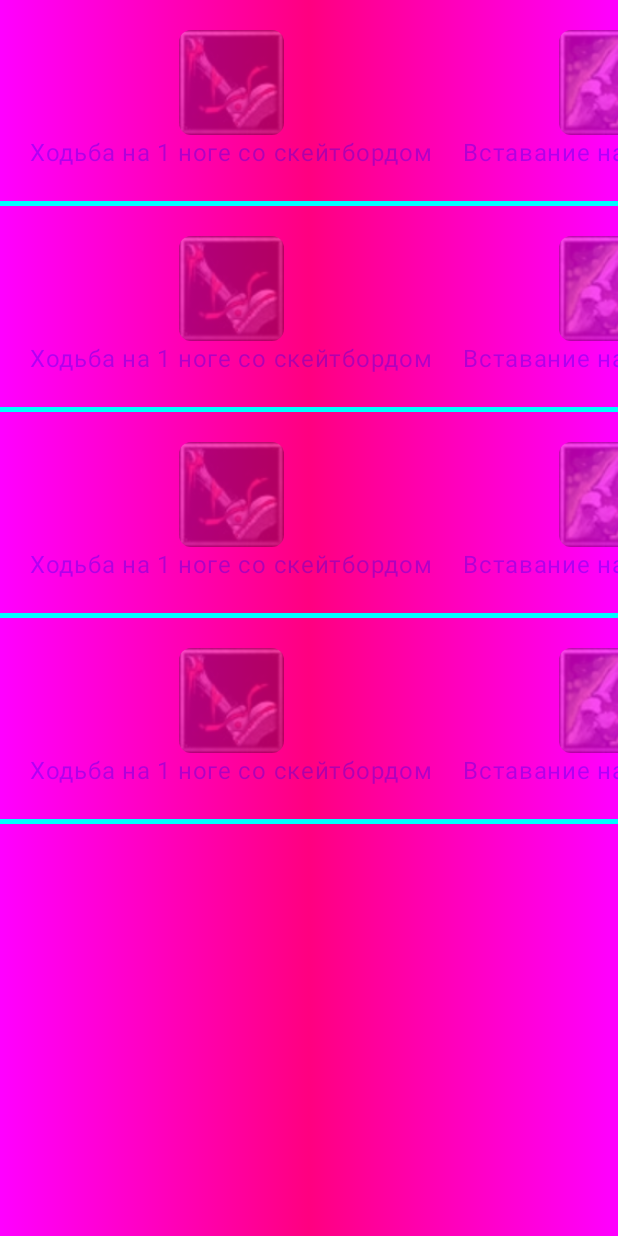
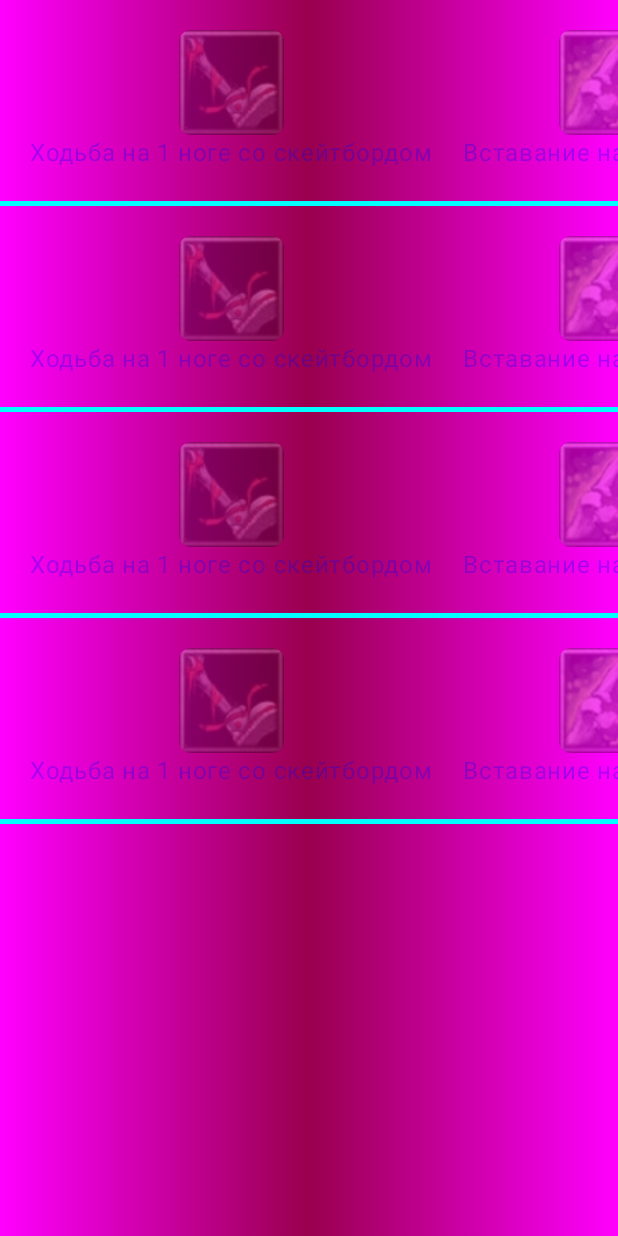
Before and after one commit to Zeredan/SkateboardsApp, an Android app built with Jetpack Compose: the composable RoadMap shown on its own in the app's theme, on a phone screen of 412 x 824 dp. Run offline under Robolectric (Android 15) with nearby library versions, the phone set to English and light mode, and no system bars; libraries missing offline, so code that uses them is left out: at.huber.youtubeExtractor.

Commit message:
fix readme.md

```diff
--- a/app/src/main/java/com/example/skateboardapp/MainActivity.kt
+++ b/app/src/main/java/com/example/skateboardapp/MainActivity.kt
@@ -987,7 +987,7 @@ class Data {
         ?: 0.let{
             Column(
                 modifier = Modifier
-                    .twoColoredTemperatureBg(Color.Magenta, Color.hsl(330f, 1f, 0.5f))
+                    .twoColoredTemperatureBg(Color.hsl(300f, 1f, 0.5f), Color.hsl(330f, 1f, 0.3f))
                     .fillMaxSize()
                     .verticalScroll(rememberScrollState())
             )
```
Also changed, not shown: 1 other file.
